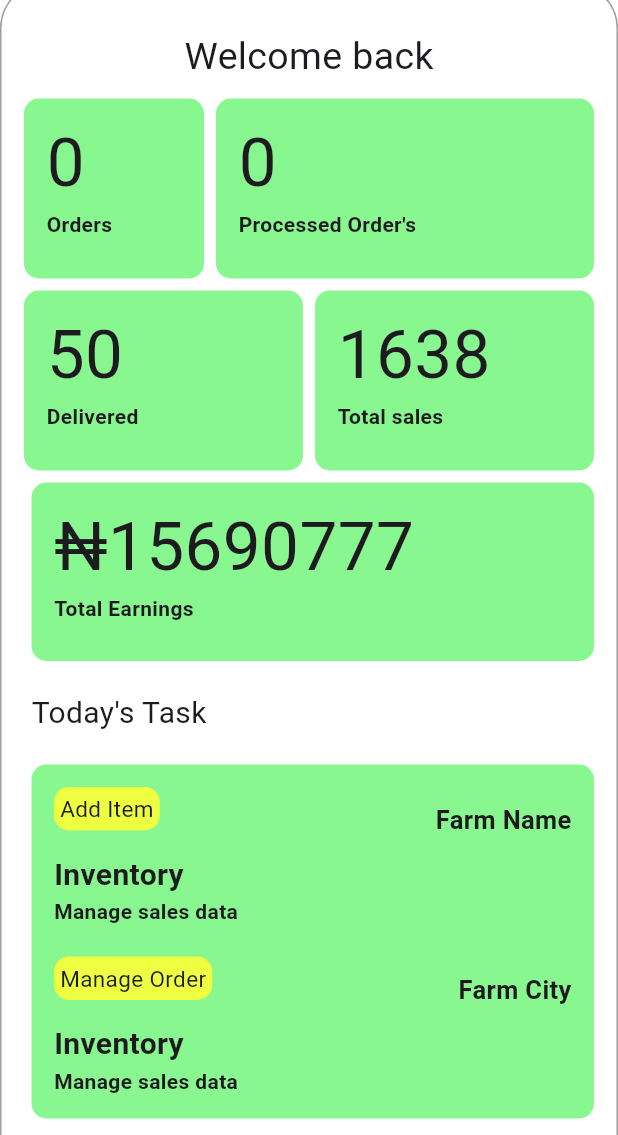
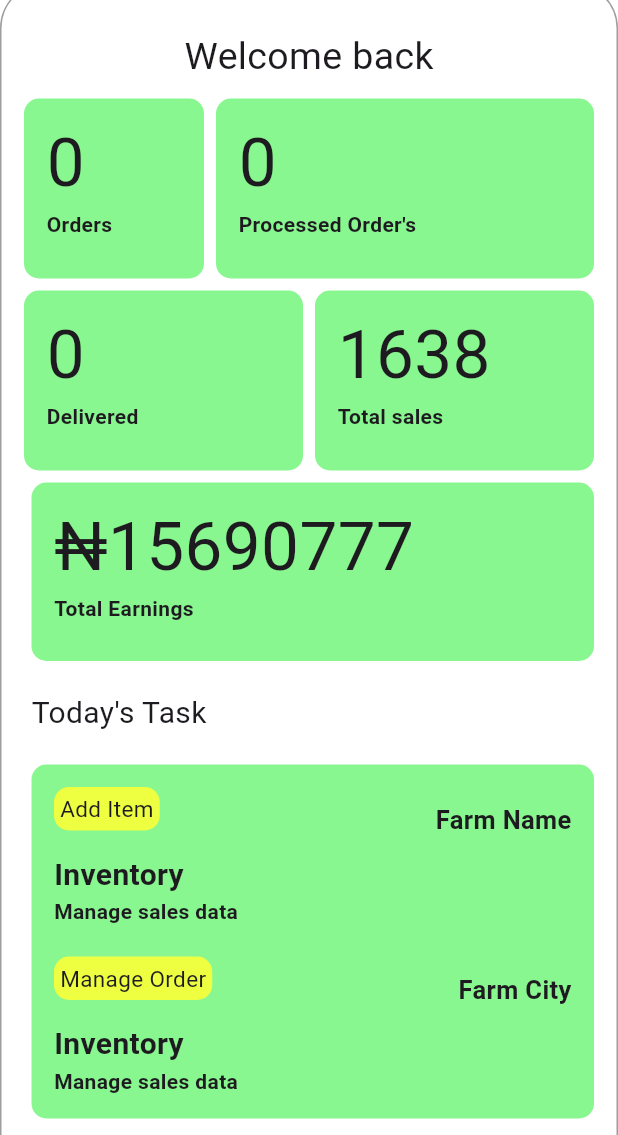
Before and after one commit to CarlsGalad/gona_farmer, a Flutter app: the screen it shows once a user with an empty profile is signed in, on a phone screen of 412 x 824 dp, the part 101-1236 px from its top. Run offline on Flutter 3.47's test engine with Material 3 defaults, Android fonts, the phone set to English and light mode, and no system bars; our stand-ins replace cloud_firestore, firebase_auth, firebase_core, firebase_messaging, google_fonts, google_sign_in and 1 more; accounts and stored records are empty; Roboto replaces fonts that are missing (Abel, Sansita).

Commit message:
delivered  count tile add

```diff
--- a/lib/screens/homepage.dart
+++ b/lib/screens/homepage.dart
@@ -1,7 +1,8 @@
 import 'package:flutter/material.dart';
+import 'package:gona_vendor/screens/hometiles/deliveredtile.dart';
 
-import 'package:gona_vendor/screens/ordercountile.dart';
-import 'package:gona_vendor/screens/process_count_tile.dart';
+import 'package:gona_vendor/screens/hometiles/ordercountile.dart';
+import 'package:gona_vendor/screens/hometiles/process_count_tile.dart';
 import 'package:gona_vendor/screens/welcomemsg.dart';
 
 import 'package:google_fonts/google_fonts.dart';
@@ -86,37 +87,7 @@ class _HomepageState extends State<Homepage> {
                     child: Row(
                       crossAxisAlignment: CrossAxisAlignment.start,
                       children: [
-                        Expanded(
-                          child: Container(
-                            width: 240,
-                            height: 120,
-                            decoration: BoxDecoration(
-                              color: const Color.fromARGB(255, 137, 247, 143),
-                              borderRadius: BorderRadius.circular(10),
-                            ),
-                            child: const Padding(
-                              padding: EdgeInsets.only(left: 15),
-                              child: Column(
-                                  mainAxisAlignment: MainAxisAlignment.start,
-                                  crossAxisAlignment: CrossAxisAlignment.start,
-                                  children: [
-                                    Padding(
-                                      padding: EdgeInsets.only(top: 10.0),
-                                      child: Text(
-                                        '50',
-                                        style: TextStyle(fontSize: 45),
-                                        textAlign: TextAlign.start,
-                                      ),
-                                    ),
-                                    Text(
-                                      'Delivered',
-                                      style: TextStyle(
-                                          fontWeight: FontWeight.bold),
-                                    )
-                                  ]),
-                            ),
-                          ),
-                        ),
+                        const DeliveredCountTile(),
                         const SizedBox(
                           width: 8,
                         ),
--- /dev/null
+++ b/lib/screens/hometiles/deliveredtile.dart
@@ -0,0 +1,74 @@
+import 'package:flutter/material.dart';
+import 'package:cloud_firestore/cloud_firestore.dart';
+import 'package:firebase_auth/firebase_auth.dart';
+
+class DeliveredCountTile extends StatefulWidget {
+  const DeliveredCountTile({super.key});
+
+  @override
+  DeliveredCountTileState createState() => DeliveredCountTileState();
+}
+
+class DeliveredCountTileState extends State<DeliveredCountTile> {
+  int _deliveredCount = 0;
+
+  @override
+  void initState() {
+    super.initState();
+    _fetchDeliveredCount();
+  }
+
+  Future<void> _fetchDeliveredCount() async {
+    // Get the current user's UID from Firebase Authentication
+    String? userId = FirebaseAuth.instance.currentUser?.uid;
+    if (userId != null) {
+      // Fetch order items from Firestore where farmId matches the current user's UID and status is "delivered"
+      QuerySnapshot<Map<String, dynamic>> deliveredOrderItemsSnapshot =
+          await FirebaseFirestore.instance
+              .collection('orderItems')
+              .where('farmId', isEqualTo: userId)
+              .where('status', isEqualTo: 'delivered')
+              .get();
+
+      setState(() {
+        _deliveredCount =
+            deliveredOrderItemsSnapshot.size; // Set the delivered count
+      });
+    }
+  }
+
+  @override
+  Widget build(BuildContext context) {
+    return Expanded(
+      child: Container(
+        width: 240,
+        height: 120,
+        decoration: BoxDecoration(
+          color: const Color.fromARGB(255, 137, 247, 143),
+          borderRadius: BorderRadius.circular(10),
+        ),
+        child: Padding(
+          padding: const EdgeInsets.only(left: 15),
+          child: Column(
+            mainAxisAlignment: MainAxisAlignment.start,
+            crossAxisAlignment: CrossAxisAlignment.start,
+            children: [
+              Padding(
+                padding: const EdgeInsets.only(top: 10.0),
+                child: Text(
+                  _deliveredCount.toString(), // Display the delivered count
+                  style: const TextStyle(fontSize: 45),
+                  textAlign: TextAlign.start,
+                ),
+              ),
+              const Text(
+                'Delivered',
+                style: TextStyle(fontWeight: FontWeight.bold),
+              )
+            ],
+          ),
+        ),
+      ),
+    );
+  }
+}
```
Also changed, not shown: lib/screens/hometiles/ordercountile.dart (renamed from lib/screens/ordercountile.dart), lib/screens/hometiles/process_count_tile.dart (renamed from lib/screens/process_count_tile.dart).
